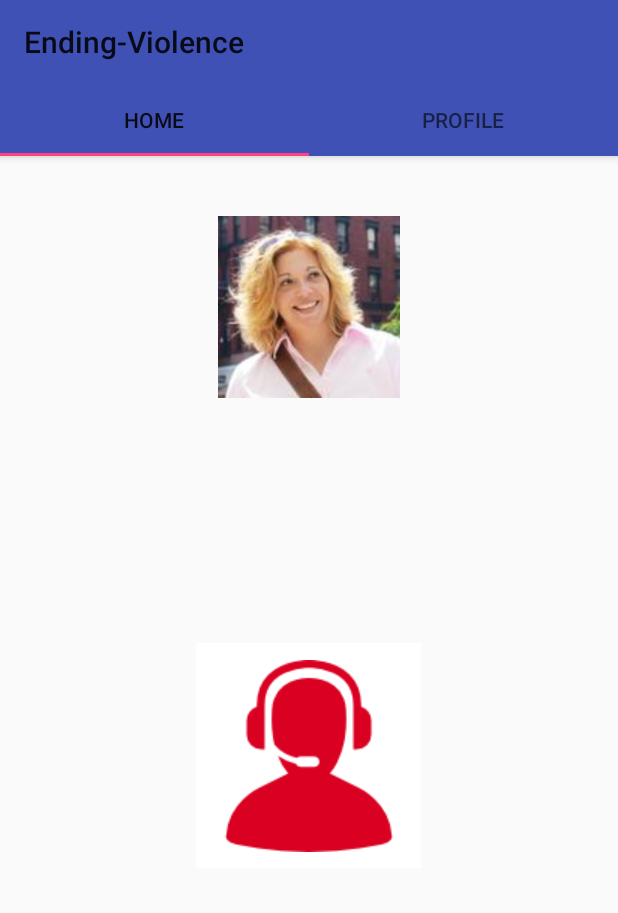
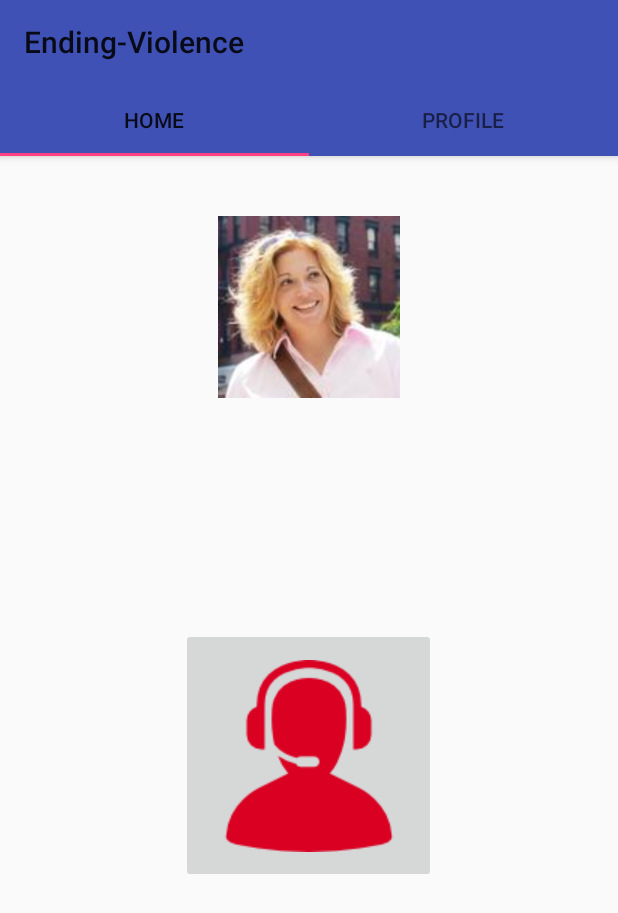
Before and after one commit to VaniDevs/Team8HeimdallrEndingViolenceAndroidApp, an Android app: the screen it shows after launch (HomeActivity), on a phone screen of 412 x 824 dp. Shown: the top 913 px of the screen. Run offline under Robolectric (Android 15) with nearby library versions, the phone set to English and light mode, and no system bars; 4 statements that could not run were skipped.

Commit message:
fragment1 completed

```diff
--- a/mobile/build.gradle
+++ b/mobile/build.gradle
@@ -25,4 +25,5 @@ dependencies {
     testCompile 'junit:junit:4.12'
     compile 'com.android.support:appcompat-v7:23.2.0'
     compile 'com.android.support:design:23.2.0'
+    compile 'com.google.android.gms:play-services-appindexing:8.1.0'
 }
--- a/mobile/src/main/AndroidManifest.xml
+++ b/mobile/src/main/AndroidManifest.xml
@@ -15,6 +15,11 @@
                 <category android:name="android.intent.category.LAUNCHER" />
             </intent-filter>
         </activity>
+        <!-- ATTENTION: This was auto-generated to add Google Play services to your project for
+             App Indexing.  See https://g.co/AppIndexing/AndroidStudio for more information. -->
+        <meta-data
+            android:name="com.google.android.gms.version"
+            android:value="@integer/google_play_services_version" />
     </application>
 
 </manifest>
--- a/mobile/src/main/java/ca/bcit/heimdallr/ending_violence/Fragment1.java
+++ b/mobile/src/main/java/ca/bcit/heimdallr/ending_violence/Fragment1.java
@@ -35,4 +35,5 @@ public class Fragment1 extends Fragment {
         // Inflate the layout for this fragment
         return inflater.inflate(R.layout.fragment_fragment1, container, false);
     }
+
 }
--- a/mobile/src/main/res/layout/fragment_fragment1.xml
+++ b/mobile/src/main/res/layout/fragment_fragment1.xml
@@ -13,13 +13,14 @@
         android:src="@drawable/logo"/>
 
     <ImageButton
-        android:layout_width="150dp"
-        android:layout_height="150dp"
-        android:background="#FFFFFF"
-        android:id="@+id/imageButton"
+        android:layout_width="170dp"
+        android:layout_height="170dp"
+        android:id="@+id/helpButton"
         android:layout_marginTop="40dp"
         android:src="@drawable/help"
-        android:layout_gravity="center" />
+        android:onClick="help"
+        android:layout_gravity="center"
+        android:nestedScrollingEnabled="false" />
 
 
 </FrameLayout>
```
Also changed, not shown: mobile/src/main/java/ca/bcit/heimdallr/ending_violence/HomeActivity.java (+73 -6 lines).
